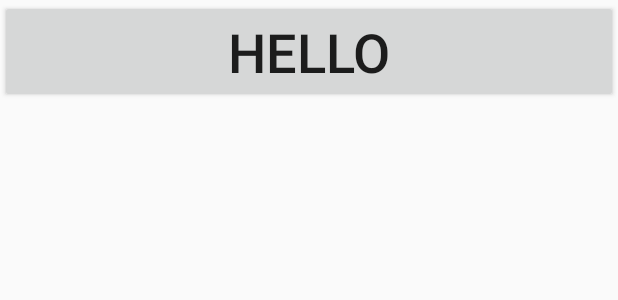
After one commit to Zhouball/Simply-English, an Android app: the layout fragment_text_to_simple.xml on its own in the app's theme, with its tools: preview values and no code run, on a phone screen of 412 x 824 dp. The commit adds this screen. Shown: the top 300 px of the screen. Run offline under Robolectric (Android 15) with nearby library versions, the phone set to English and light mode, and no system bars.

Commit message:
Added frames

```diff
--- a/app/build.gradle
+++ b/app/build.gradle
@@ -23,4 +23,5 @@ dependencies {
     compile fileTree(dir: 'libs', include: ['*.jar'])
     testCompile 'junit:junit:4.12'
     compile 'com.android.support:appcompat-v7:23.1.1'
+    compile 'com.android.support:design:23.1.1'
 }
--- a/app/src/main/java/com/c0xif/simplyenglish/MainActivity.java
+++ b/app/src/main/java/com/c0xif/simplyenglish/MainActivity.java
@@ -2,6 +2,7 @@ package com.c0xif.simplyenglish;
 
 import android.support.v7.app.AppCompatActivity;
 import android.os.Bundle;
+import android.widget.TextView;
 
 public class MainActivity extends AppCompatActivity {
 
@@ -10,6 +11,4 @@ public class MainActivity extends AppCompatActivity {
         super.onCreate(savedInstanceState);
         setContentView(R.layout.activity_main);
     }
-
-
 }
--- /dev/null
+++ b/app/src/main/res/layout/fragment_text_to_simple.xml
@@ -0,0 +1,13 @@
+<?xml version="1.0" encoding="utf-8"?>
+<LinearLayout xmlns:android="http://schemas.android.com/apk/res/android"
+    android:orientation="vertical" android:layout_width="match_parent"
+    android:layout_height="match_parent">
+
+    <Button
+        android:layout_width="match_parent"
+        android:layout_height="wrap_content"
+        android:text="HELLO"
+        android:textSize="36dp"
+        android:id="@+id/button"/>
+
+</LinearLayout>
--- a/app/src/main/res/values/dimens.xml
+++ b/app/src/main/res/values/dimens.xml
@@ -2,4 +2,5 @@
     <!-- Default screen margins, per the Android Design guidelines. -->
     <dimen name="activity_horizontal_margin">16dp</dimen>
     <dimen name="activity_vertical_margin">16dp</dimen>
+    <dimen name="fab_margin">16dp</dimen>
 </resources>
--- a/app/src/main/res/values/strings.xml
+++ b/app/src/main/res/values/strings.xml
@@ -1,3 +1,5 @@
 <resources>
     <string name="app_name">Simply English</string>
+    <string name="title_activity_text_to_simple">TextToSimple</string>
+    <string name="action_settings">Settings</string>
 </resources>
```
Also changed, not shown: app/src/main/java/com/c0xif/simplyenglish/TextToSimpleFragment.java (added, +24 -0 lines), app/src/main/res/layout/activity_main.xml (+6 -15 lines), app/src/main/res/values-v21/styles.xml (added, +9 -0 lines), app/src/main/res/values/styles.xml (+9 -0 lines).
